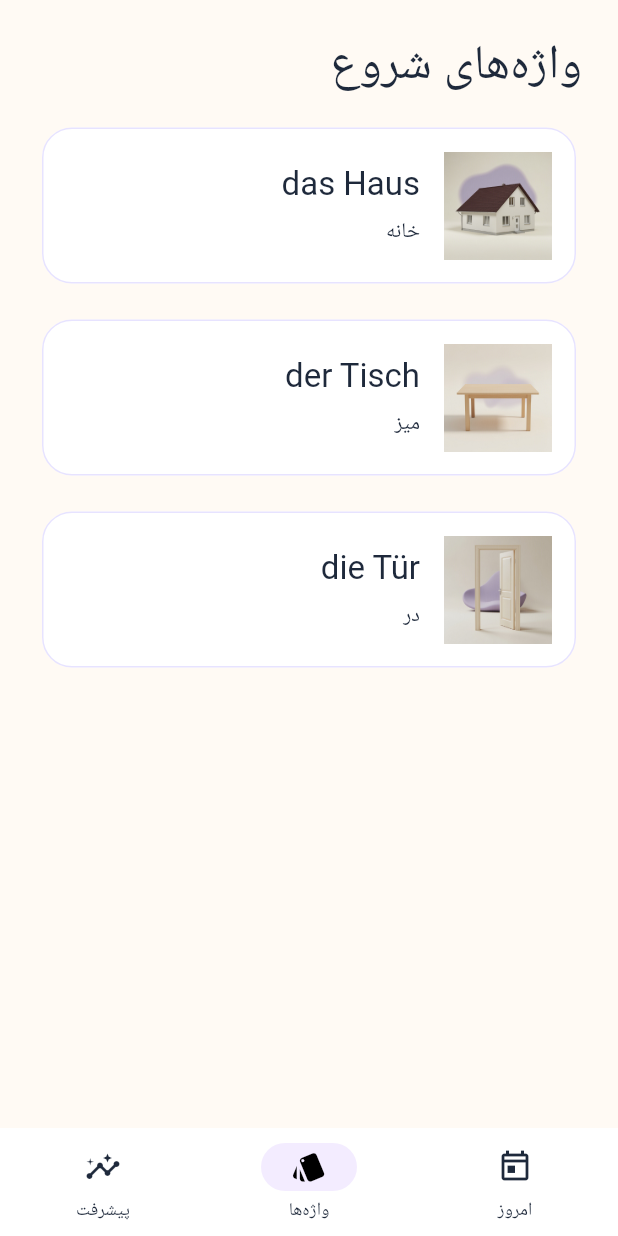
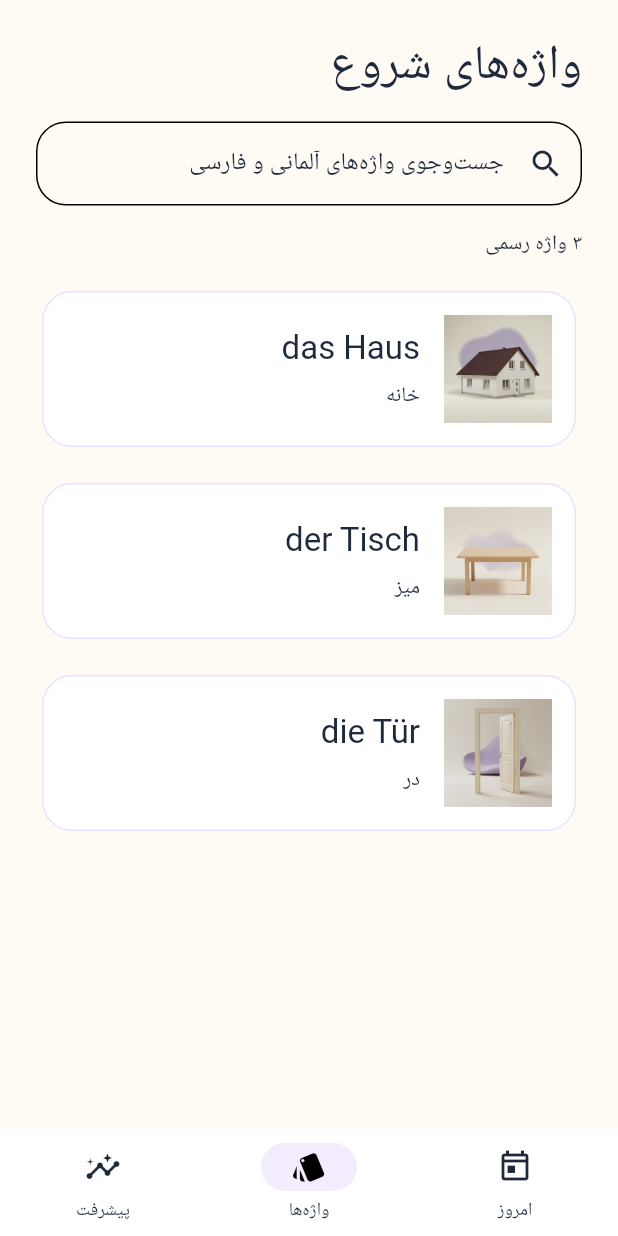
Before and after one commit to bahramghorbani/learnbox, a Flutter app: the screen it shows after launch, item 2 of the bottom bar chosen, on a phone screen of 412 x 824 dp. Run offline on Flutter 3.47's test engine with Material 3 defaults, Android fonts, the phone set to English and light mode, and no system bars; our stand-ins replace flutter_secure_storage; Roboto replaces fonts that are missing (IRANSansX LearnBox).

Commit message:
feat(mobile): add offline Words search

```diff
--- a/apps/mobile/lib/features/review/words_screen.dart
+++ b/apps/mobile/lib/features/review/words_screen.dart
@@ -14,11 +14,48 @@ class WordsScreen extends StatefulWidget {
 
 class _WordsScreenState extends State<WordsScreen> {
   late Future<List<StartCard>> _session;
+  final _searchController = TextEditingController();
+  final _searchFocusNode = FocusNode();
+  String _query = '';
 
   @override
   void initState() {
     super.initState();
     _session = widget.startPackRepository.loadDailySession();
+  }
+
+  @override
+  void dispose() {
+    _searchController.dispose();
+    _searchFocusNode.dispose();
+    super.dispose();
+  }
+
+  List<StartCard> _filterCards(List<StartCard> cards) {
+    final query = _query.trim().toLowerCase();
+    if (query.isEmpty) return cards;
+    return cards
+        .where((card) =>
+            card.german.toLowerCase().contains(query) ||
+            card.persian.toLowerCase().contains(query))
+        .toList(growable: false);
+  }
+
+  TextDirection get _searchDirection =>
+      RegExp(r'[\u0600-\u06ff]').hasMatch(_query.trimLeft())
+          ? TextDirection.rtl
+          : TextDirection.ltr;
+
+  String _persianNumber(int value) => value
+      .toString()
+      .split('')
+      .map((digit) => '۰۱۲۳۴۵۶۷۸۹'[int.parse(digit)])
+      .join();
+
+  void _clearSearch() {
+    _searchController.clear();
+    setState(() => _query = '');
+    _searchFocusNode.requestFocus();
   }
 
   @override
@@ -60,9 +97,11 @@ class _WordsScreenState extends State<WordsScreen> {
               return const Center(
                   child: Text('واژه‌ای برای نمایش آماده نیست.'));
             }
+            final visibleCards = _filterCards(cards);
             return ListView.separated(
+              key: const ValueKey('words-list'),
               padding: const EdgeInsets.all(24),
-              itemCount: cards.length + 1,
+              itemCount: visibleCards.isEmpty ? 3 : visibleCards.length + 3,
               separatorBuilder: (context, index) => const SizedBox(height: 16),
               itemBuilder: (context, index) {
                 if (index == 0) {
@@ -74,7 +113,43 @@ class _WordsScreenState extends State<WordsScreen> {
                     ),
                   );
                 }
-                final card = cards[index - 1];
+                if (index == 1) {
+                  return TextField(
+                    controller: _searchController,
+                    focusNode: _searchFocusNode,
+                    textDirection: _searchDirection,
+                    textInputAction: TextInputAction.search,
+                    onChanged: (value) => setState(() => _query = value),
+                    decoration: const InputDecoration(
+                      labelText: 'جست‌وجوی واژه‌های آلمانی و فارسی',
+                      prefixIcon: Icon(Icons.search),
+                      border: OutlineInputBorder(
+                        borderRadius: BorderRadius.all(Radius.circular(20)),
+                      ),
+                      constraints: BoxConstraints(minHeight: 48),
+                    ),
+                  );
+                }
+                if (visibleCards.isEmpty) {
+                  return Semantics(
+                    liveRegion: true,
+                    child: Column(
+                      children: [
+                        const Text('واژه‌ای پیدا نشد.'),
+                        const SizedBox(height: 12),
+                        OutlinedButton(
+                          onPressed: _clearSearch,
+                          child: const Text('پاک کردن جست‌وجو'),
+                        ),
+                      ],
+                    ),
+                  );
+                }
+                if (index == 2) {
+                  return Text(
+                      '${_persianNumber(visibleCards.length)} واژه رسمی');
+                }
+                final card = visibleCards[index - 3];
                 return Card(
                   child: Padding(
                     padding: const EdgeInsets.all(16),
```
Also changed, not shown: 1 other file.
